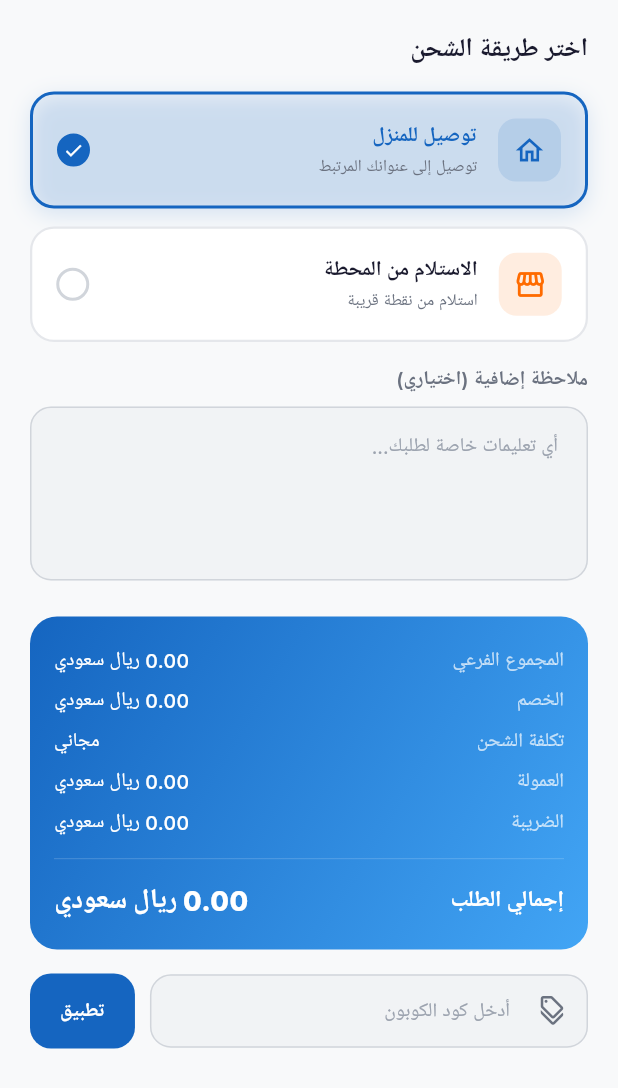
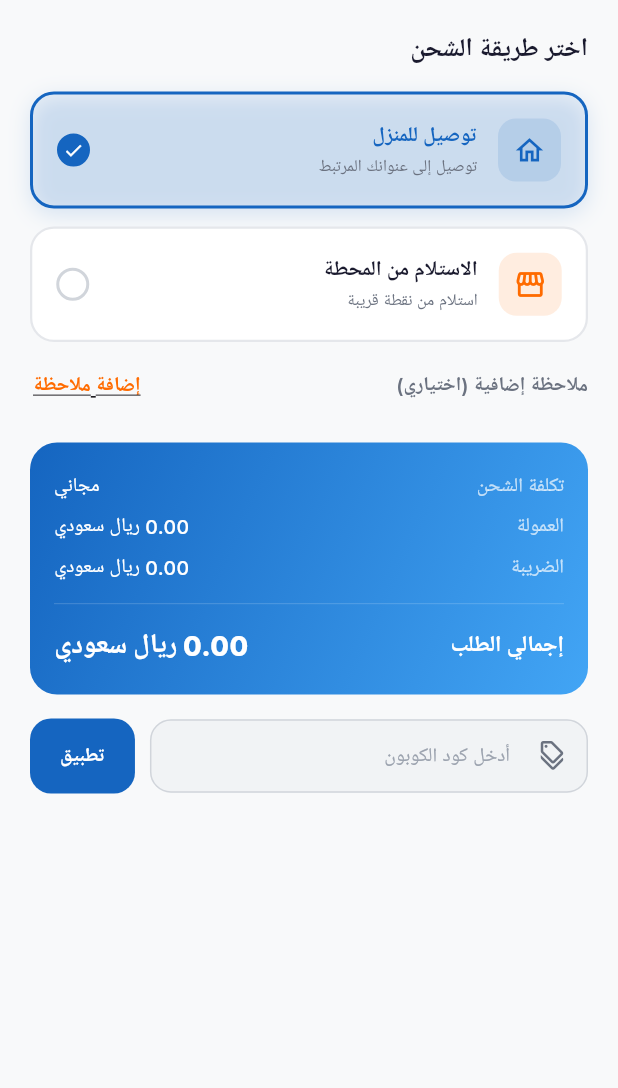
Before and after one commit to horlas08/mvp-commerce, a Flutter app: the Step2Shipping widget shown alone on an empty page, opened directly, on a phone screen of 412 x 824 dp. Shown: the top 1088 px of the screen. Run offline on Flutter 3.47's test engine with Material 3 defaults, Android fonts, the phone set to English and light mode, and no system bars; drawn by our look-alikes of flutter_animate; our stand-ins replace animated_theme_switcher, cached_network_image, carousel_slider, dio, easy_localization, geolocator and 8 more; missing offline and left inert: currency_converter, flutter_inappwebview, flutter_osm_plugin; accounts and stored records are empty; network calls fail.

Commit message:
feat(checkout): hide subtotal, conditionally show discount, and toggle additional note input

```diff
--- a/koon_mobile/assets/translations/ar.json
+++ b/koon_mobile/assets/translations/ar.json
@@ -228,6 +228,8 @@
   "pickup_station": "اختر نقطة الاستلام",
   "additional_note": "ملاحظة إضافية (اختياري)",
   "additional_note_hint": "أي تعليمات خاصة لطلبك...",
+  "add_note": "إضافة ملاحظة",
+  "hide_note": "إخفاء الملاحظة",
   "select_language": "اختيار اللغة",
   "select_language_desc": "اختر لغة التطبيق المفضلة",
   "arabic": "العربية",
--- a/koon_mobile/assets/translations/en.json
+++ b/koon_mobile/assets/translations/en.json
@@ -228,6 +228,8 @@
   "pickup_station": "Select Pickup Station",
   "additional_note": "Additional Note (optional)",
   "additional_note_hint": "Any special instructions for your order...",
+  "add_note": "Add note",
+  "hide_note": "Hide note",
   "select_language": "Select Language",
   "select_language_desc": "Select your preferred app language",
   "arabic": "Arabic",
--- a/koon_mobile/lib/screens/checkout/steps/step2_shipping.dart
+++ b/koon_mobile/lib/screens/checkout/steps/step2_shipping.dart
@@ -7,8 +7,22 @@ import '../../../app/theme/app_colors.dart';
 import '../../../controllers/checkout_controller.dart';
 import '../../../controllers/settings_controller.dart';
 
-class Step2Shipping extends StatelessWidget {
+class Step2Shipping extends StatefulWidget {
   const Step2Shipping({super.key});
+
+  @override
+  State<Step2Shipping> createState() => _Step2ShippingState();
+}
+
+class _Step2ShippingState extends State<Step2Shipping> {
+  bool _showNote = false;
+
+  @override
+  void initState() {
+    super.initState();
+    final ctrl = Get.find<CheckoutController>();
+    _showNote = ctrl.additionalNote.value.trim().isNotEmpty;
+  }
 
   bool get isExternalCart {
     final ctrl = Get.find<CheckoutController>();
@@ -144,6 +158,9 @@ class Step2Shipping extends StatelessWidget {
           ],
 
           // ── Additional note (both cart types) ─────────────────────────
+          Row(
+            mainAxisAlignment: MainAxisAlignment.spaceBetween,
+            children: [
               Text(
                 'additional_note'.tr(),
                 style: GoogleFonts.inter(
@@ -151,7 +168,29 @@ class Step2Shipping extends StatelessWidget {
                   fontWeight: FontWeight.w600,
                   color: AppColors.textSecondary,
                 ),
+              ),
+              GestureDetector(
+                onTap: () {
+                  setState(() {
+                    _showNote = !_showNote;
+                  });
+                },
+                child: Padding(
+                  padding: const EdgeInsets.symmetric(vertical: 4, horizontal: 2),
+                  child: Text(
+                    _showNote ? 'hide_note'.tr() : 'add_note'.tr(),
+                    style: GoogleFonts.inter(
+                      fontSize: 13,
+                      fontWeight: FontWeight.w600,
+                      color: AppColors.primary,
+                      decoration: TextDecoration.underline,
+                    ),
+                  ),
+                ),
+              ),
+            ],
           ).animate(delay: 100.ms).fadeIn(duration: 300.ms),
+          if (_showNote) ...[
             const SizedBox(height: 8),
             TextFormField(
               initialValue: ctrl.additionalNote.value,
@@ -181,7 +220,8 @@ class Step2Shipping extends StatelessWidget {
                 fillColor: AppColors.surfaceVariant,
                 contentPadding: const EdgeInsets.all(16),
               ),
-          ).animate(delay: 120.ms).fadeIn(duration: 300.ms),
+            ).animate().fadeIn(duration: 200.ms),
+          ],
           const SizedBox(height: 24),
           _PriceBreakdown(ctrl: ctrl, settings: settings)
               .animate(delay: 140.ms)
@@ -443,16 +483,12 @@ class _PriceBreakdown extends StatelessWidget {
         ),
         child: Column(
           children: [
-            _priceRow(
-              'subtotal'.tr(),
-              settings.formatPrice(ctrl.subtotal, 'SAR'),
-              Colors.white70,
-            ),
+            if (ctrl.discount > 0)
               _priceRow(
                 'discount'.tr(),
                 discountDisplay,
-              ctrl.discount > 0 ? const Color(0xFF4ADE80) : Colors.white70,
-              valueColor: ctrl.discount > 0 ? const Color(0xFF4ADE80) : Colors.white,
+                const Color(0xFF4ADE80),
+                valueColor: const Color(0xFF4ADE80),
               ),
             _priceRow(
               'shipping_cost'.tr(),
```
Lines whose indentation alone changed are shown as unchanged.
